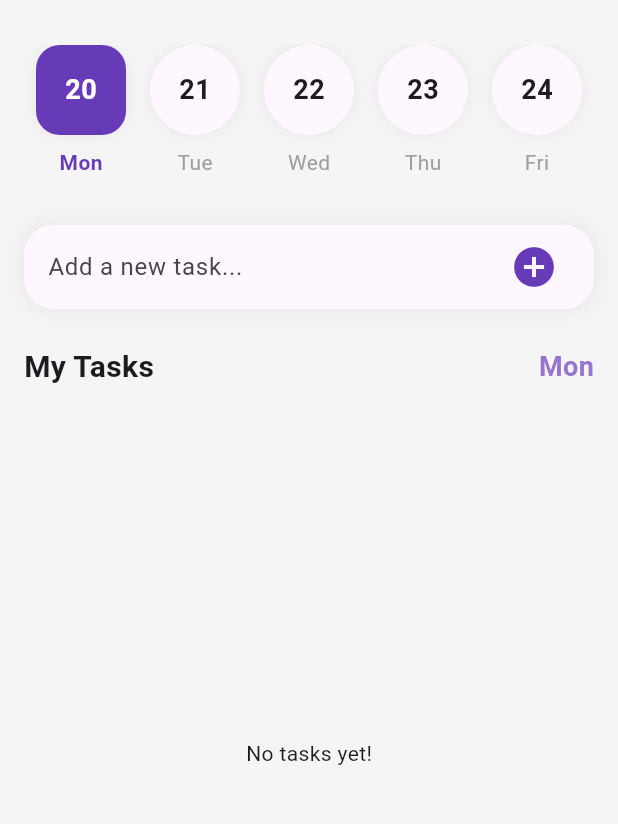
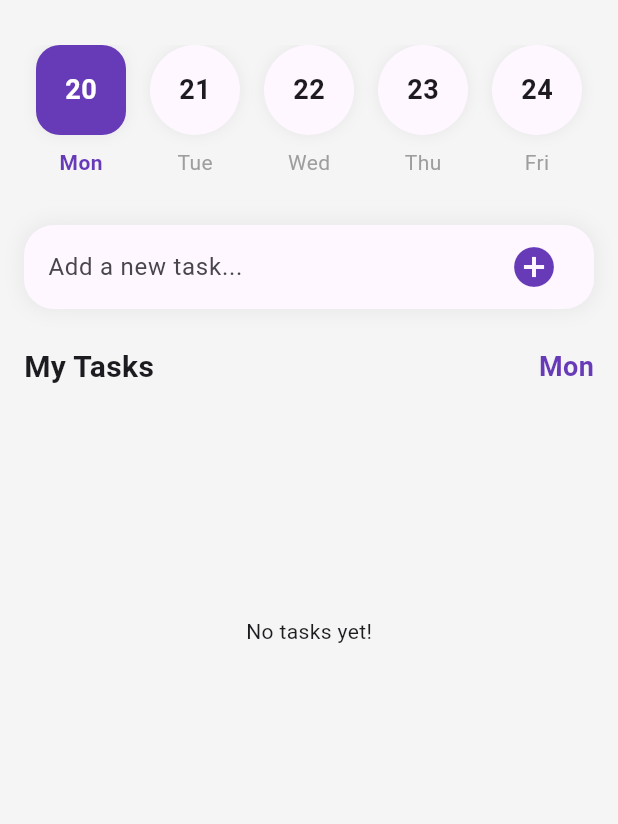
Before and after one commit to 11982-yr/FlutterTodo, a Flutter app: the screen it shows after launch, after a tap on the "add circle" icon, on a phone screen of 412 x 824 dp, the part 63-887 px from its top. Run offline on Flutter 3.47's test engine with Material 3 defaults, Android fonts, the phone set to English and light mode, and no system bars; network calls fail.

Commit message:
Improve task fetching and UI structure
Refactor loading state management and UI layout.

```diff
--- a/frontend/lib/main.dart
+++ b/frontend/lib/main.dart
@@ -86,7 +86,8 @@ class _TodoPageState extends State<TodoPage> {
   List<Task> _tasks = [];
   bool _isLoading = true;
 
-  // Change this if needed
+  // For Android emulator, use: http://10.0.2.2:5000
+  // For physical device, use your PC's local IP
   static const String baseUrl = 'http://10.61.11.171:5000';
 
   @override
@@ -102,7 +103,9 @@ class _TodoPageState extends State<TodoPage> {
   }
 
   Future<void> fetchTasks() async {
-    setState(() => _isLoading = true);
+    setState(() {
+      _isLoading = true;
+    });
 
     try {
       final response = await http
@@ -116,11 +119,15 @@ class _TodoPageState extends State<TodoPage> {
           _isLoading = false;
         });
       } else {
-        setState(() => _isLoading = false);
+        setState(() {
+          _isLoading = false;
+        });
         debugPrint('Fetch failed: ${response.statusCode}');
       }
     } catch (e) {
-      setState(() => _isLoading = false);
+      setState(() {
+        _isLoading = false;
+      });
       debugPrint('Fetch error: $e');
     }
   }
@@ -136,7 +143,7 @@ class _TodoPageState extends State<TodoPage> {
         body: jsonEncode({'title': text}),
       );
 
-      if (response.statusCode == 201 || response.statusCode == 200) {
+      if (response.statusCode == 200 || response.statusCode == 201) {
         _controller.clear();
         await fetchTasks();
       } else {
@@ -186,17 +193,12 @@ class _TodoPageState extends State<TodoPage> {
           ),
         ],
       ),
-      body: RefreshIndicator(
-        onRefresh: fetchTasks,
-        child: SingleChildScrollView(
-          physics: const AlwaysScrollableScrollPhysics(),
+      body: SafeArea(
+        child: Padding(
           padding: const EdgeInsets.all(16.0),
-          child: SizedBox(
-            height: MediaQuery.of(context).size.height - 120,
           child: Column(
             crossAxisAlignment: CrossAxisAlignment.start,
             children: [
-                // Weekly Calendar
               SizedBox(
                 height: 100,
                 child: ListView.builder(
@@ -260,10 +262,7 @@ class _TodoPageState extends State<TodoPage> {
                   },
                 ),
               ),
-
               const SizedBox(height: 20),
-
-                // Input box
               Container(
                 padding:
                     const EdgeInsets.symmetric(horizontal: 16, vertical: 4),
@@ -301,9 +300,7 @@ class _TodoPageState extends State<TodoPage> {
                   ],
                 ),
               ),
-
               const SizedBox(height: 24),
-
               Row(
                 mainAxisAlignment: MainAxisAlignment.spaceBetween,
                 children: [
@@ -316,23 +313,44 @@ class _TodoPageState extends State<TodoPage> {
                   ),
                   Text(
                     currentDay,
-                      style: TextStyle(
+                    style: const TextStyle(
                       fontSize: 18,
                       fontWeight: FontWeight.bold,
-                        color: Colors.deepPurple[300],
+                      color: Colors.deepPurple,
                     ),
                   ),
                 ],
               ),
-
               const SizedBox(height: 12),
-
               Expanded(
+                child: RefreshIndicator(
+                  onRefresh: fetchTasks,
                   child: _isLoading
-                      ? const Center(child: CircularProgressIndicator())
+                      ? ListView(
+                          physics: const AlwaysScrollableScrollPhysics(),
+                          children: const [
+                            SizedBox(
+                              height: 300,
+                              child: Center(
+                                child: CircularProgressIndicator(),
+                              ),
+                            ),
+                          ],
+                        )
                       : _tasks.isEmpty
-                          ? const Center(child: Text('No tasks yet!'))
+                          ? ListView(
+                              physics: const AlwaysScrollableScrollPhysics(),
+                              children: const [
+                                SizedBox(
+                                  height: 300,
+                                  child: Center(
+                                    child: Text('No tasks yet!'),
+                                  ),
+                                ),
+                              ],
+                            )
                           : ListView.builder(
+                              physics: const AlwaysScrollableScrollPhysics(),
                               itemCount: _tasks.length,
                               itemBuilder: (context, index) {
                                 final task = _tasks[index];
@@ -365,8 +383,8 @@ class _TodoPageState extends State<TodoPage> {
                               },
                             ),
                 ),
+              ),
             ],
-            ),
           ),
         ),
       ),
```
Lines whose indentation alone changed are shown as unchanged.
